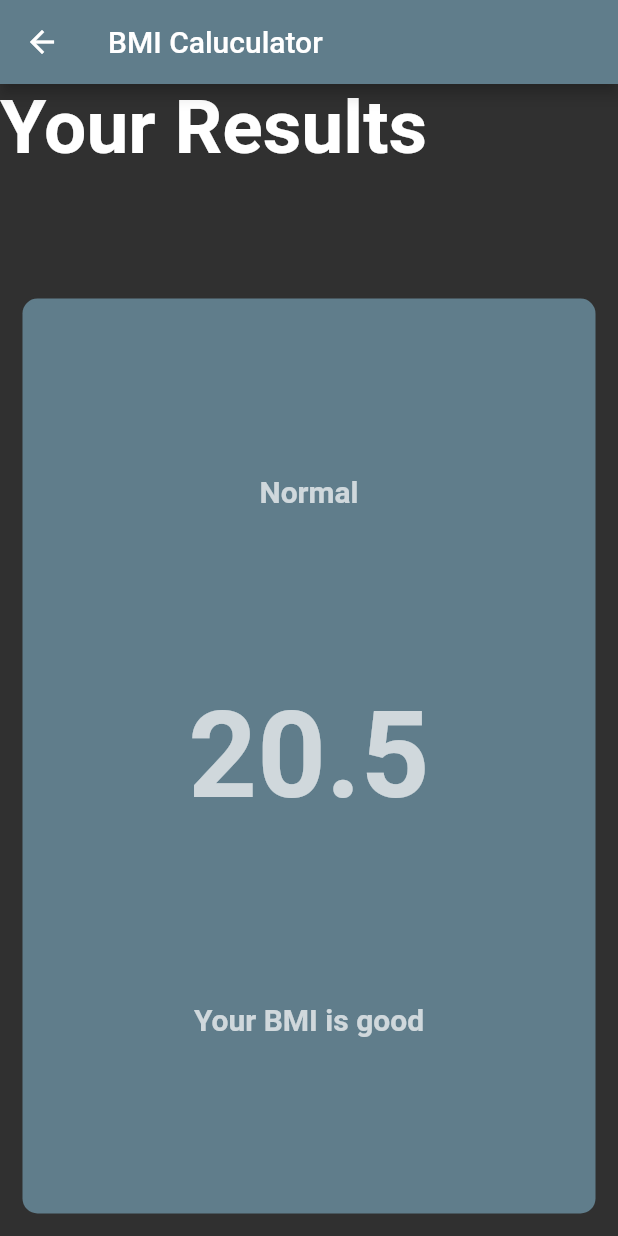
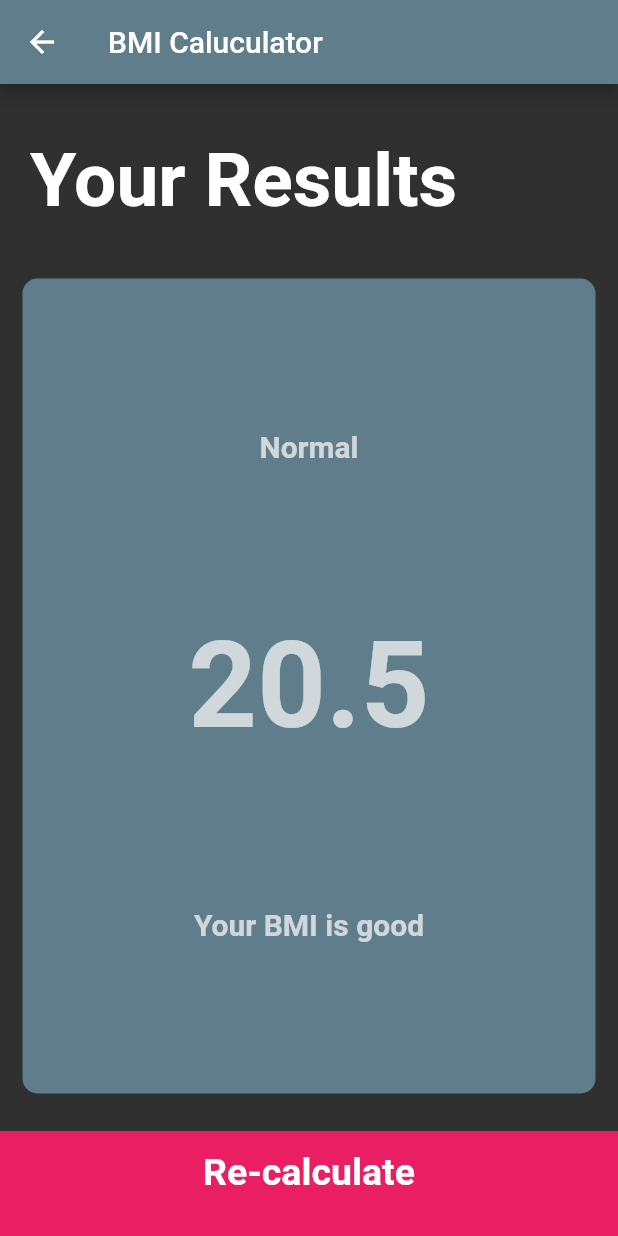
Before and after one commit to PaulDudsdeemaytha/bmi-calculator-flutter, a Flutter app: the ResultsPage screen opened directly, on a phone screen of 412 x 824 dp. Run offline on Flutter 3.47's test engine with Material 2 defaults, Android fonts, the phone set to English and light mode, and no system bars; our stand-ins replace font_awesome_flutter.

Commit message:
restructed my code and added results page

```diff
--- /dev/null
+++ b/lib/components/bottom_button.dart
@@ -0,0 +1,28 @@
+import 'package:flutter/material.dart';
+import '../constants.dart';
+
+class BottomButton extends StatelessWidget {
+  final Function onTap;
+  final String buttonTitle;
+  BottomButton({this.onTap, this.buttonTitle});
+
+  @override
+  Widget build(BuildContext context) {
+    return GestureDetector(
+      onTap: onTap,
+      child: Container(
+        child: Center(
+          child: Text(
+            buttonTitle,
+            style: kLargeButtonStyle,
+          ),
+        ),
+        color: kBottomContainerColor,
+        margin: EdgeInsets.only(top: 10),
+        width: double.infinity,
+        height: kBottomContainerHeight,
+        padding: EdgeInsets.only(bottom: 15),
+      ),
+    );
+  }
+}
--- a/lib/reusableIcon.dart
+++ b/lib/components/reusableIcon.dart
@@ -1,5 +1,5 @@
 import 'package:flutter/material.dart';
-import 'constants.dart';
+import '../constants.dart';
 
 class ReusableIcon extends StatelessWidget {
   final String myText;
--- a/lib/main.dart
+++ b/lib/main.dart
@@ -1,5 +1,5 @@
 import 'package:flutter/material.dart';
-import 'input_page.dart';
+import 'screens/input_page.dart';
 
 void main() => runApp(BMICalculator());
 
--- a/lib/results_page.dart
+++ b/lib/screens/results_page.dart
@@ -1,6 +1,7 @@
 import 'package:bmi_calculator/constants.dart';
 import 'package:flutter/material.dart';
-import 'reusableCard.dart';
+import '../components/reusableCard.dart';
+import '../components/bottom_button.dart';
 
 class ResultsPage extends StatelessWidget {
   @override
@@ -15,6 +16,8 @@ class ResultsPage extends StatelessWidget {
         children: <Widget>[
           Expanded(
             child: Container(
+              padding: EdgeInsets.all(20),
+              alignment: Alignment.bottomLeft,
               child: Text(
                 'Your Results',
                 style: kTitleTextStyle,
@@ -40,11 +43,17 @@ class ResultsPage extends StatelessWidget {
                   Text(
                     'Your BMI is good',
                     style: kResultsTextStyle,
-                  )
+                  ),
                 ],
               ),
             ),
           ),
+          BottomButton(
+            buttonTitle: 'Re-calculate',
+            onTap: () {
+              Navigator.pop(context);
+            },
+          )
         ],
       ),
     );
```
Also changed, not shown: lib/screens/input_page.dart (renamed from lib/input_page.dart, +6 -17 lines), lib/components/reusableCard.dart (renamed from lib/reusableCard.dart).
